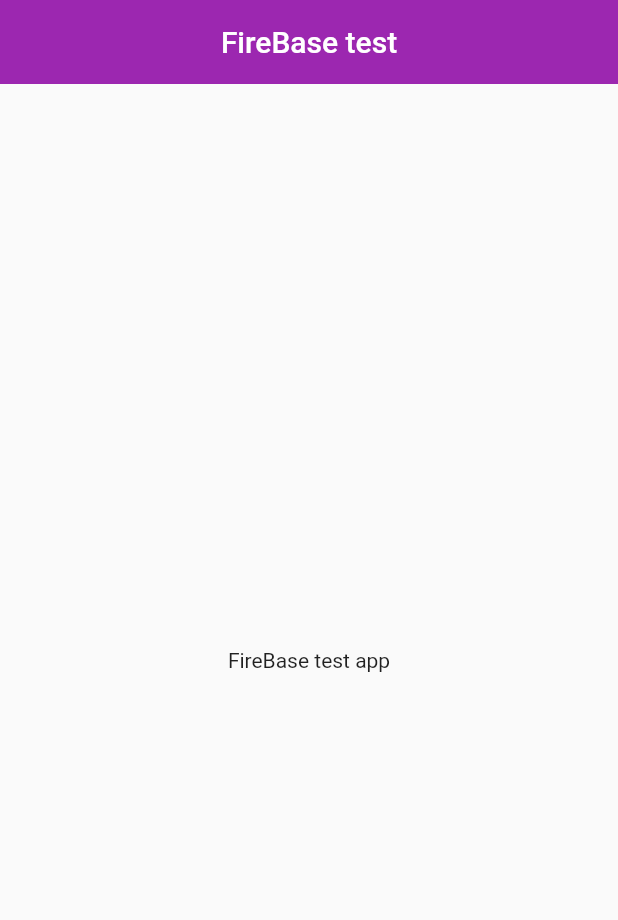
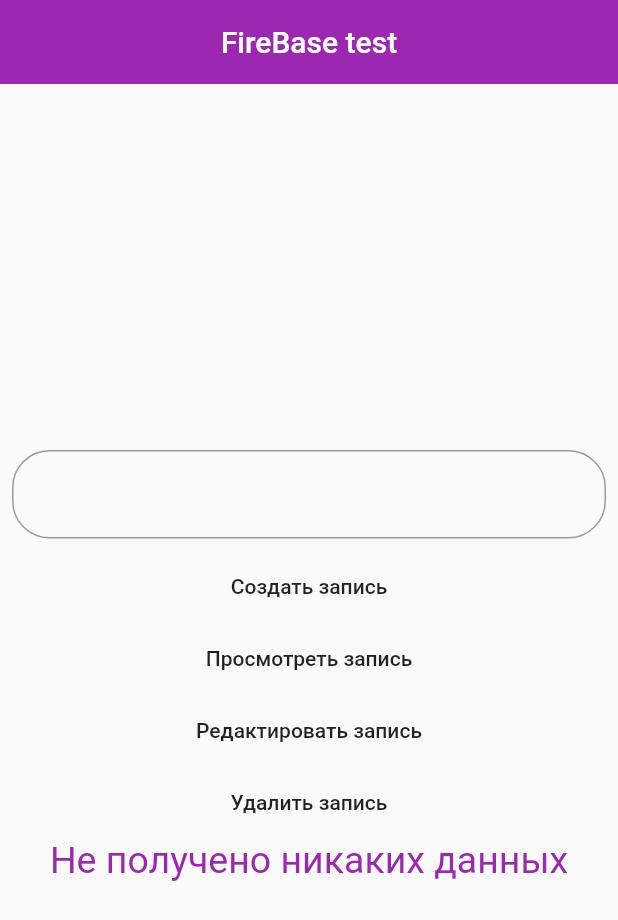
Before and after one commit to JMApps/fire_base, a Flutter app: the screen it shows after launch, on a phone screen of 412 x 824 dp. Shown: the top 920 px of the screen. Run offline on Flutter 3.47's test engine with Material 2 defaults, Android fonts, the phone set to English and light mode, and no system bars; our stand-ins replace firebase_core, firebase_database; accounts and stored records are empty.

Commit message:
Fixes and added firebase CRUD

```diff
--- a/lib/main.dart
+++ b/lib/main.dart
@@ -1,6 +1,13 @@
+import 'package:fire_base/firebase_options.dart';
+import 'package:firebase_core/firebase_core.dart';
+import 'package:firebase_database/firebase_database.dart';
 import 'package:flutter/material.dart';
 
-void main() {
+void main() async {
+  WidgetsFlutterBinding.ensureInitialized();
+  await Firebase.initializeApp(
+    options: DefaultFirebaseOptions.currentPlatform,
+  );
   runApp(
     const RootPage(),
   );
@@ -30,6 +37,10 @@ class MainPage extends StatefulWidget {
 }
 
 class _MainPageState extends State<MainPage> {
+  final TextEditingController controller = TextEditingController();
+  final databaseReference = FirebaseDatabase.instance.ref();
+  String readText = 'Не получено никаких данных';
+
   @override
   Widget build(BuildContext context) {
     return Scaffold(
@@ -38,9 +49,81 @@ class _MainPageState extends State<MainPage> {
         centerTitle: true,
         elevation: 0,
       ),
-      body: const Center(
-        child: Text('FireBase test app'),
+      body: Center(
+        child: Column(
+          mainAxisAlignment: MainAxisAlignment.center,
+          children: [
+            Padding(
+              padding: const EdgeInsets.all(8.0),
+              child: TextField(
+                controller: controller,
+                decoration: InputDecoration(
+                  border: OutlineInputBorder(
+                    borderRadius: BorderRadius.circular(25),
+                  ),
+                ),
+              ),
+            ),
+            MaterialButton(
+              child: const Text('Создать запись'),
+              onPressed: () {
+                createRecord();
+              },
+            ),
+            MaterialButton(
+              child: const Text('Просмотреть запись'),
+              onPressed: () {
+                setState(() {
+                  getData();
+                });
+              },
+            ),
+            MaterialButton(
+              child: const Text('Редактировать запись'),
+              onPressed: () {
+                updateData();
+              },
+            ),
+            MaterialButton(
+              child: const Text('Удалить запись'),
+              onPressed: () {
+                deleteData();
+              },
+            ),
+            Text(
+              readText,
+              style: const TextStyle(
+                fontSize: 25,
+                color: Colors.purple,
+              ),
+            ),
+          ],
+        ),
       ),
     );
   }
+
+  createRecord() {
+    databaseReference.child("post_1").set(
+      {'title': controller.text},
+    );
+  }
+
+  getData() {
+    databaseReference.child('post_1').once().then(
+          (value) => {
+            readText = value.snapshot.value.toString(),
+          },
+        );
+  }
+
+  updateData() {
+    databaseReference.child('post_1').update(
+      {'title': 'newText'},
+    );
+  }
+
+  deleteData() {
+    databaseReference.child('post_1').remove();
+  }
 }
```
Also changed, not shown: pubspec.yaml (+3 -66 lines), lib/firebase_options.dart (added), 10 other files.
